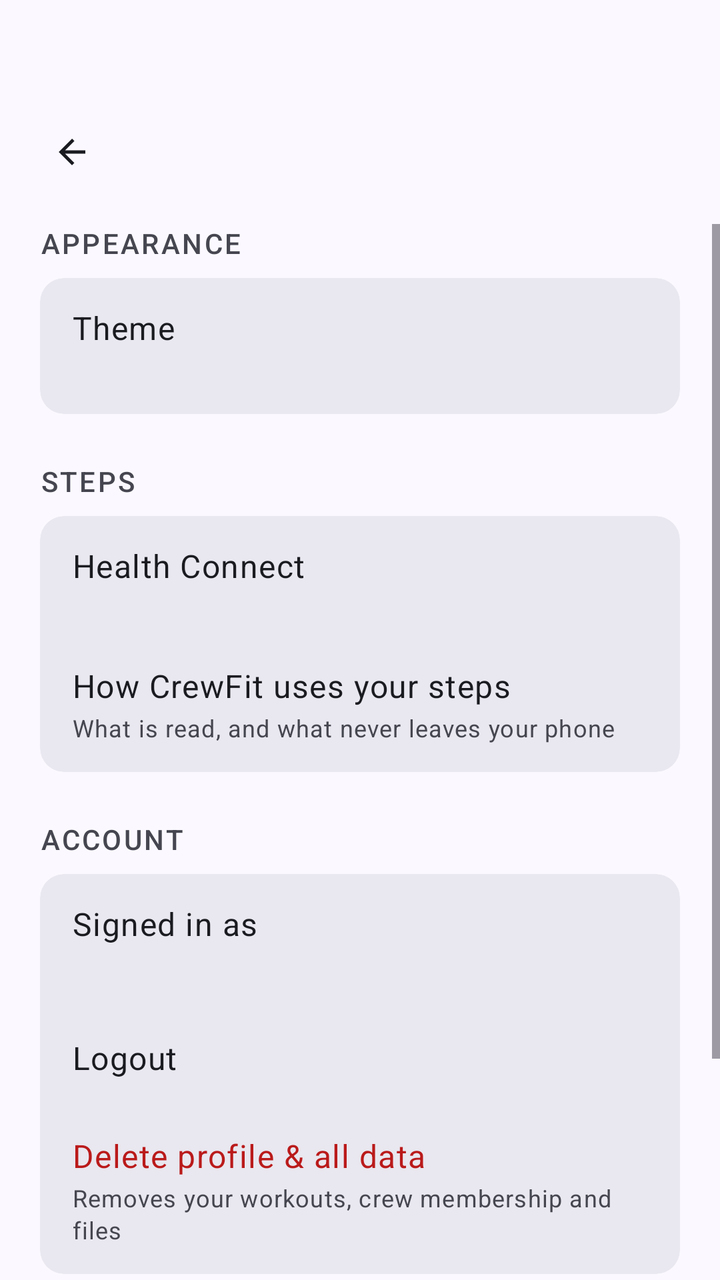
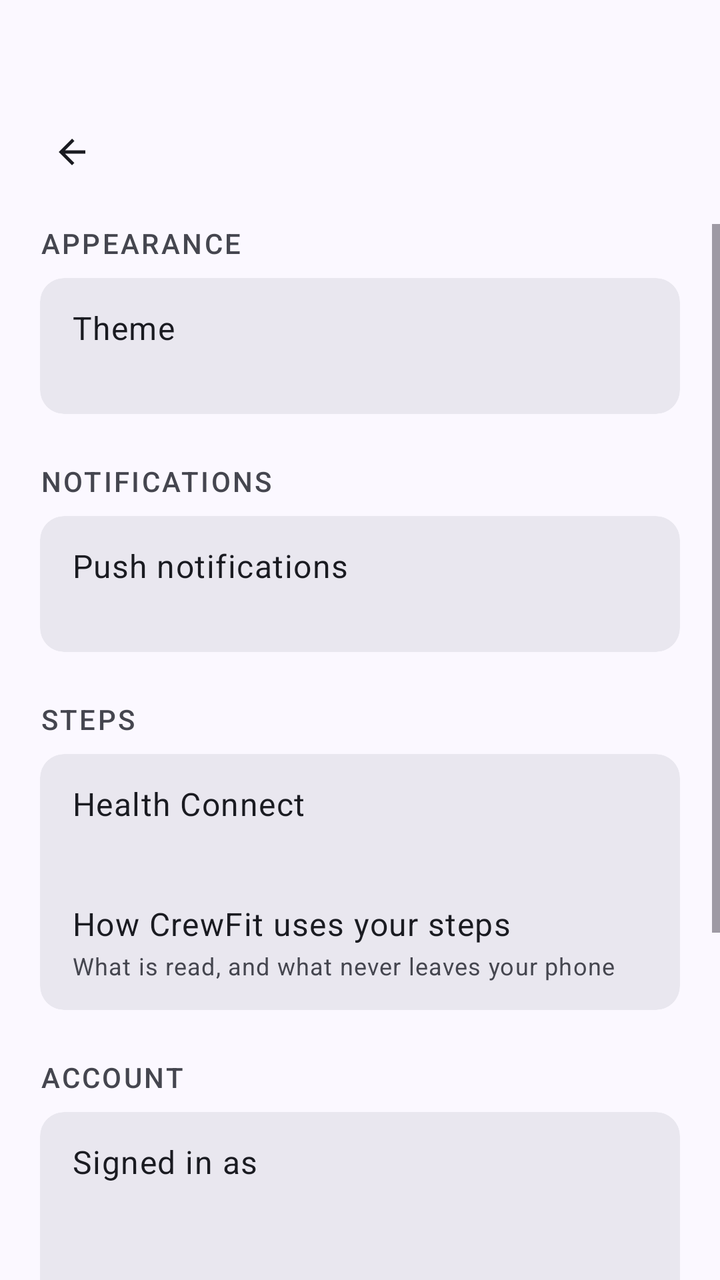

An Android layout rendered at two revisions. The XML below is the earlier revision; the diff shows what the commit changed to produce the second picture.
<!-- AndroidManifest.xml: application theme Theme.MobileSE -->
<!-- res/layout/screen_settings.xml -->
<?xml version="1.0" encoding="utf-8"?>
<androidx.constraintlayout.widget.ConstraintLayout xmlns:android="http://schemas.android.com/apk/res/android"
    xmlns:app="http://schemas.android.com/apk/res-auto"
    android:layout_width="match_parent"
    android:layout_height="match_parent"
    android:background="?attr/colorSurface">

    <include
        android:id="@+id/topBar"
        layout="@layout/part_top_bar"
        app:layout_constraintTop_toTopOf="parent" />

    <ScrollView
        android:layout_width="match_parent"
        android:layout_height="0dp"
        android:fillViewport="true"
        android:clipToPadding="false"
        app:layout_constraintTop_toBottomOf="@id/topBar"
        app:layout_constraintBottom_toBottomOf="parent">

        <androidx.constraintlayout.widget.ConstraintLayout
            android:layout_width="match_parent"
            android:layout_height="wrap_content">

        <LinearLayout
            style="@style/ContentColumn"
            android:paddingBottom="24dp">

            
            <TextView
                style="@style/TextAppearance.CrewFit.SectionLabel"
                android:layout_width="wrap_content"
                android:layout_height="wrap_content"
                android:layout_marginBottom="8dp"
                android:text="@string/settings_appearance_label" />

            <com.google.android.material.card.MaterialCardView
                style="@style/Widget.CrewFit.Card"
                android:layout_width="match_parent"
                android:layout_height="wrap_content"
                app:cardBackgroundColor="?attr/colorSurfaceContainerHigh"
                app:shapeAppearance="@style/ShapeAppearance.CrewFit.Small">

                <LinearLayout
                    android:id="@+id/llTheme"
                    style="@style/Widget.CrewFit.SettingsRow"
                    android:layout_marginTop="4dp"
                    android:layout_marginBottom="4dp">

                    <TextView
                        android:layout_width="match_parent"
                        android:layout_height="wrap_content"
                        android:text="@string/settings_theme"
                        android:textAppearance="@style/TextAppearance.CrewFit.SettingsTitle" />

                    
                    <TextView
                        android:id="@+id/tvThemeValue"
                        android:layout_width="match_parent"
                        android:layout_height="wrap_content"
                        android:layout_marginTop="2dp"
                        android:textAppearance="@style/TextAppearance.CrewFit.SettingsSubtitle" />
                </LinearLayout>
            </com.google.android.material.card.MaterialCardView>

            
            <TextView
                style="@style/TextAppearance.CrewFit.SectionLabel"
                android:layout_width="wrap_content"
                android:layout_height="wrap_content"
                android:layout_marginTop="24dp"
                android:layout_marginBottom="8dp"
                android:text="@string/settings_steps_label" />

            <com.google.android.material.card.MaterialCardView
                style="@style/Widget.CrewFit.Card"
                android:layout_width="match_parent"
                android:layout_height="wrap_content"
                app:cardBackgroundColor="?attr/colorSurfaceContainerHigh"
                app:shapeAppearance="@style/ShapeAppearance.CrewFit.Small">

                <LinearLayout
                    android:layout_width="match_parent"
                    android:layout_height="wrap_content"
                    android:orientation="vertical"
                    android:paddingTop="4dp"
                    android:paddingBottom="4dp">

                    <LinearLayout
                        android:id="@+id/llHealthConnect"
                        style="@style/Widget.CrewFit.SettingsRow">

                        <TextView
                            android:layout_width="match_parent"
                            android:layout_height="wrap_content"
                            android:text="@string/settings_health_connect"
                            android:textAppearance="@style/TextAppearance.CrewFit.SettingsTitle" />

                        
                        <TextView
                            android:id="@+id/tvHealthConnectStatus"
                            android:layout_width="match_parent"
                            android:layout_height="wrap_content"
                            android:layout_marginTop="2dp"
                            android:textAppearance="@style/TextAppearance.CrewFit.SettingsSubtitle" />
                    </LinearLayout>

                    <LinearLayout
                        android:id="@+id/llStepsPrivacy"
                        style="@style/Widget.CrewFit.SettingsRow">

                        <TextView
                            android:layout_width="match_parent"
                            android:layout_height="wrap_content"
                            android:text="@string/settings_steps_privacy"
                            android:textAppearance="@style/TextAppearance.CrewFit.SettingsTitle" />

                        <TextView
                            android:layout_width="match_parent"
                            android:layout_height="wrap_content"
                            android:layout_marginTop="2dp"
                            android:text="@string/settings_steps_privacy_hint"
                            android:textAppearance="@style/TextAppearance.CrewFit.SettingsSubtitle" />
                    </LinearLayout>
                </LinearLayout>
            </com.google.android.material.card.MaterialCardView>

            
            <TextView
                style="@style/TextAppearance.CrewFit.SectionLabel"
                android:layout_width="wrap_content"
                android:layout_height="wrap_content"
                android:layout_marginTop="24dp"
                android:layout_marginBottom="8dp"
                android:text="@string/settings_account_label" />

            <com.google.android.material.card.MaterialCardView
                style="@style/Widget.CrewFit.Card"
                android:layout_width="match_parent"
                android:layout_height="wrap_content"
                app:cardBackgroundColor="?attr/colorSurfaceContainerHigh"
                app:shapeAppearance="@style/ShapeAppearance.CrewFit.Small">

                <LinearLayout
                    android:layout_width="match_parent"
                    android:layout_height="wrap_content"
                    android:orientation="vertical"
                    android:paddingTop="4dp"
                    android:paddingBottom="4dp">

                    <LinearLayout
                        android:id="@+id/llSettingsAccount"
                        style="@style/Widget.CrewFit.SettingsRow">

                        <TextView
                            android:layout_width="match_parent"
                            android:layout_height="wrap_content"
                            android:text="@string/settings_signed_in_as"
                            android:textAppearance="@style/TextAppearance.CrewFit.SettingsTitle" />

                        <TextView
                            android:id="@+id/tvSettingsEmail"
                            android:layout_width="match_parent"
                            android:layout_height="wrap_content"
                            android:layout_marginTop="2dp"
                            android:maxLines="1"
                            android:ellipsize="end"
                            android:textAppearance="@style/TextAppearance.CrewFit.SettingsSubtitle" />
                    </LinearLayout>

                    <LinearLayout
                        android:id="@+id/llLogout"
                        style="@style/Widget.CrewFit.SettingsRow">

                        <TextView
                            android:layout_width="match_parent"
                            android:layout_height="wrap_content"
                            android:text="@string/logout_btn"
                            android:textAppearance="@style/TextAppearance.CrewFit.SettingsTitle" />
                    </LinearLayout>

                    <LinearLayout
                        android:id="@+id/llDeleteProfile"
                        style="@style/Widget.CrewFit.SettingsRow">

                        <TextView
                            android:layout_width="match_parent"
                            android:layout_height="wrap_content"
                            android:text="@string/delete_profile_btn"
                            android:textAppearance="@style/TextAppearance.CrewFit.SettingsTitle"
                            android:textColor="?attr/colorError" />

                        <TextView
                            android:layout_width="match_parent"
                            android:layout_height="wrap_content"
                            android:layout_marginTop="2dp"
                            android:text="@string/settings_delete_hint"
                            android:textAppearance="@style/TextAppearance.CrewFit.SettingsSubtitle" />
                    </LinearLayout>
                </LinearLayout>
            </com.google.android.material.card.MaterialCardView>

            
            <TextView
                style="@style/TextAppearance.CrewFit.SectionLabel"
                android:layout_width="wrap_content"
                android:layout_height="wrap_content"
                android:layout_marginTop="24dp"
                android:layout_marginBottom="8dp"
                android:text="@string/settings_about_label" />

            <com.google.android.material.card.MaterialCardView
                style="@style/Widget.CrewFit.Card"
                android:layout_width="match_parent"
                android:layout_height="wrap_content"
                app:cardBackgroundColor="?attr/colorSurfaceContainerHigh"
                app:shapeAppearance="@style/ShapeAppearance.CrewFit.Small">

                <LinearLayout
                    android:layout_width="match_parent"
                    android:layout_height="wrap_content"
                    android:orientation="vertical"
                    android:paddingStart="16dp"
                    android:paddingEnd="16dp"
                    android:paddingTop="14dp"
                    android:paddingBottom="14dp">

                    <TextView
                        android:layout_width="match_parent"
                        android:layout_height="wrap_content"
                        android:text="@string/app_name"
                        android:textAppearance="@style/TextAppearance.CrewFit.SettingsTitle" />

                    <TextView
                        android:id="@+id/tvSettingsVersion"
                        android:layout_width="match_parent"
                        android:layout_height="wrap_content"
                        android:layout_marginTop="2dp"
                        android:textAppearance="@style/TextAppearance.CrewFit.SettingsSubtitle" />
                </LinearLayout>
            </com.google.android.material.card.MaterialCardView>
        </LinearLayout>
        </androidx.constraintlayout.widget.ConstraintLayout>
    </ScrollView>

</androidx.constraintlayout.widget.ConstraintLayout>
<!-- res/layout/part_top_bar.xml (included above) -->
<?xml version="1.0" encoding="utf-8"?>
<androidx.constraintlayout.widget.ConstraintLayout xmlns:android="http://schemas.android.com/apk/res/android"
    xmlns:app="http://schemas.android.com/apk/res-auto"
    android:layout_width="match_parent"
    android:layout_height="wrap_content"
    android:paddingTop="@dimen/top_bar_padding_top"
    android:paddingBottom="12dp">

    <com.google.android.material.button.MaterialButton
        android:id="@+id/btnTopBarBack"
        style="@style/Widget.Material3.Button.IconButton"
        android:layout_width="48dp"
        android:layout_height="48dp"
        android:layout_marginStart="12dp"
        android:contentDescription="@string/back_desc"
        app:icon="@drawable/ic_arrow_back"
        app:iconTint="?attr/colorOnSurface"
        app:layout_constraintStart_toStartOf="parent"
        app:layout_constraintTop_toTopOf="parent" />

    <TextView
        android:id="@+id/tvTopBarTitle"
        android:layout_width="0dp"
        android:layout_height="wrap_content"
        android:layout_marginStart="8dp"
        android:layout_marginEnd="@dimen/screen_padding_horizontal"
        android:maxLines="1"
        android:ellipsize="end"
        android:textAppearance="?attr/textAppearanceHeadlineSmall"
        android:textColor="?attr/colorOnSurface"
        app:layout_constraintBottom_toBottomOf="@id/btnTopBarBack"
        app:layout_constraintEnd_toEndOf="parent"
        app:layout_constraintStart_toEndOf="@id/btnTopBarBack"
        app:layout_constraintTop_toTopOf="@id/btnTopBarBack" />
</androidx.constraintlayout.widget.ConstraintLayout>
<!-- resources referenced by this layout -->
<resources>
  <dimen name="screen_padding_horizontal">20dp</dimen>
  <dimen name="top_bar_padding_top">52dp</dimen>
  <string name="app_name">CrewFit</string>
  <string name="back_desc">Back</string>
  <string name="delete_profile_btn">Delete profile &amp; all data</string>
  <string name="logout_btn">Logout</string>
  <string name="settings_about_label">ABOUT</string>
  <string name="settings_account_label">ACCOUNT</string>
  <string name="settings_appearance_label">APPEARANCE</string>
  <string name="settings_delete_hint">Removes your workouts, crew membership and files</string>
  <string name="settings_health_connect">Health Connect</string>
  <string name="settings_signed_in_as">Signed in as</string>
  <string name="settings_steps_label">STEPS</string>
  <string name="settings_steps_privacy">How CrewFit uses your steps</string>
  <string name="settings_steps_privacy_hint">What is read, and what never leaves your phone</string>
  <string name="settings_theme">Theme</string>
  <style name="ShapeAppearance.CrewFit.Small" parent="ShapeAppearance.Material3.Corner.Small">
          <item name="cornerSize">12dp</item>
      </style>
  <style name="TextAppearance.CrewFit.SettingsSubtitle" parent="TextAppearance.Material3.BodySmall">
          <item name="android:textColor">@color/md_on_surface_variant</item>
      </style>
  <style name="TextAppearance.CrewFit.SettingsTitle" parent="TextAppearance.Material3.BodyLarge">
          <item name="android:textColor">?attr/colorOnSurface</item>
      </style>
  <style name="Theme.MobileSE" parent="Base.Theme.MobileSE" />
  <dimen name="content_max_width">2000dp</dimen>
  <color name="md_on_surface_variant">#45464F</color>
  <color name="md_surface_container">#EFEDF4</color>
  <style name="ShapeAppearance.CrewFit.Medium" parent="ShapeAppearance.Material3.Corner.Medium">
          <item name="cornerSize">20dp</item>
      </style>
  <color name="md_primary">#4A51B8</color>
  <color name="md_on_primary">#FFFFFF</color>
  <color name="md_primary_container">#E0E3FF</color>
  <color name="md_on_primary_container">#050B63</color>
  <color name="md_secondary">#00795A</color>
  <color name="md_on_secondary">#FFFFFF</color>
  <color name="md_secondary_container">#8CFFD1</color>
  <color name="md_on_secondary_container">#002018</color>
  <color name="md_tertiary">#8C5000</color>
  <color name="md_on_tertiary">#FFFFFF</color>
  <color name="md_tertiary_container">#FFDCC2</color>
  <color name="md_on_tertiary_container">#2E1500</color>
  <color name="md_error">#BA1A1A</color>
  <color name="md_on_error">#FFFFFF</color>
  <color name="md_error_container">#FFDAD6</color>
  <color name="md_on_error_container">#410002</color>
  <color name="md_surface">#FBF8FF</color>
  <color name="md_on_surface">#1A1B21</color>
  <color name="md_surface_variant">#E2E1EC</color>
  <color name="md_surface_container_lowest">#FFFFFF</color>
  <color name="md_surface_container_low">#F5F2FA</color>
  <color name="md_surface_container_high">#E9E7EF</color>
  <color name="md_surface_container_highest">#E3E1E9</color>
  <color name="md_outline">#767680</color>
  <color name="md_outline_variant">#C7C5D0</color>
  <color name="md_inverse_surface">#2F3036</color>
  <color name="md_inverse_on_surface">#F2F0F7</color>
  <style name="ShapeAppearance.CrewFit.Large" parent="ShapeAppearance.Material3.Corner.Large">
          <item name="cornerSize">28dp</item>
      </style>
  <style name="Widget.CrewFit.BottomNav.Indicator" parent="Widget.Material3.BottomNavigationView.ActiveIndicator">
          <item name="android:color">@android:color/transparent</item>
      </style>
  <style name="MaterialAlertDialog.CrewFit" parent="MaterialAlertDialog.Material3">
          <item name="shapeAppearance">@style/ShapeAppearance.CrewFit.Large</item>
          <item name="backgroundTint">@color/md_surface_container_high</item>
      </style>
  <!-- unchanged entries left out for length: 13 -->
</resources>

<!-- the commit's change to res/layout/screen_settings.xml (unified diff, before → after) -->
@@ -56,6 +56,44 @@
                     
                     <TextView
                         android:id="@+id/tvThemeValue"
+                        android:layout_width="match_parent"
+                        android:layout_height="wrap_content"
+                        android:layout_marginTop="2dp"
+                        android:textAppearance="@style/TextAppearance.CrewFit.SettingsSubtitle" />
+                </LinearLayout>
+            </com.google.android.material.card.MaterialCardView>
+
+            
+            <TextView
+                style="@style/TextAppearance.CrewFit.SectionLabel"
+                android:layout_width="wrap_content"
+                android:layout_height="wrap_content"
+                android:layout_marginTop="24dp"
+                android:layout_marginBottom="8dp"
+                android:text="@string/settings_notifications_label" />
+
+            <com.google.android.material.card.MaterialCardView
+                style="@style/Widget.CrewFit.Card"
+                android:layout_width="match_parent"
+                android:layout_height="wrap_content"
+                app:cardBackgroundColor="?attr/colorSurfaceContainerHigh"
+                app:shapeAppearance="@style/ShapeAppearance.CrewFit.Small">
+
+                <LinearLayout
+                    android:id="@+id/llNotifications"
+                    style="@style/Widget.CrewFit.SettingsRow"
+                    android:layout_marginTop="4dp"
+                    android:layout_marginBottom="4dp">
+
+                    <TextView
+                        android:layout_width="match_parent"
+                        android:layout_height="wrap_content"
+                        android:text="@string/settings_notifications"
+                        android:textAppearance="@style/TextAppearance.CrewFit.SettingsTitle" />
+
+                    
+                    <TextView
+                        android:id="@+id/tvNotificationsStatus"
                         android:layout_width="match_parent"
                         android:layout_height="wrap_content"
                         android:layout_marginTop="2dp"
<!-- resource entries referenced after the edit -->
@@ -11,6 +11,8 @@
   <string name="settings_appearance_label">APPEARANCE</string>
   <string name="settings_delete_hint">Removes your workouts, crew membership and files</string>
   <string name="settings_health_connect">Health Connect</string>
+  <string name="settings_notifications">Push notifications</string>
+  <string name="settings_notifications_label">NOTIFICATIONS</string>
   <string name="settings_signed_in_as">Signed in as</string>
   <string name="settings_steps_label">STEPS</string>
   <string name="settings_steps_privacy">How CrewFit uses your steps</string>
